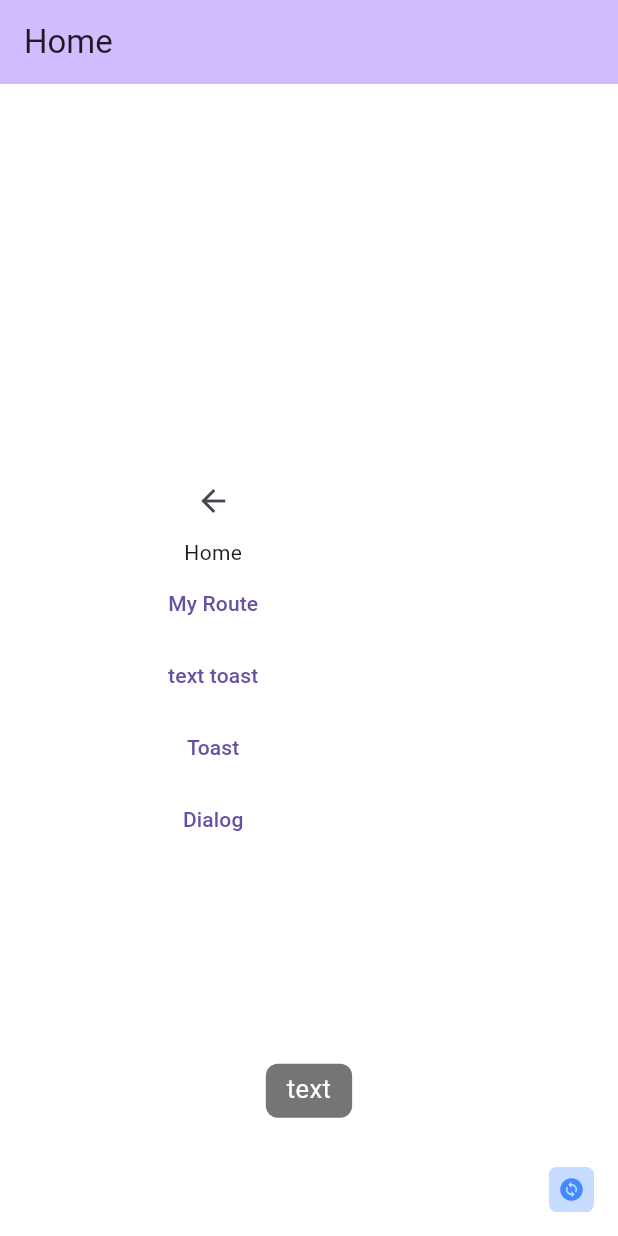
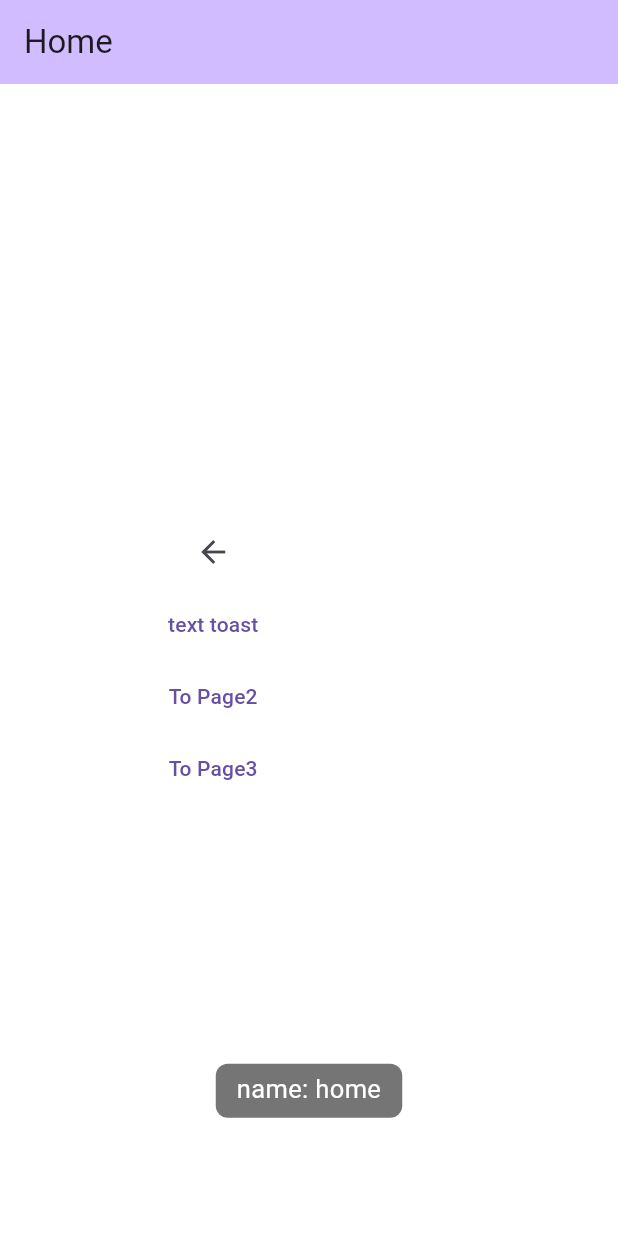
Before and after one commit to armin1440/tree_navigation, a Flutter app: the screen it shows after launch, after a tap on "text toast", on a phone screen of 412 x 824 dp. Run offline on Flutter 3.47's test engine with Material 3 defaults, Android fonts, the phone set to English and light mode, and no system bars; our stand-ins replace bot_toast, get_it, go_router.

Commit message:
used the last version of go router

```diff
--- a/example/lib/main.dart
+++ b/example/lib/main.dart
@@ -2,8 +2,8 @@ import 'package:example/DotButton.dart';
 import 'package:flutter/material.dart';
 import 'package:tree_navigation/tree_navigation.dart';
 
-GlobalKey<NavigatorState> topKey = GlobalKey<NavigatorState>();
-GlobalKey<NavigatorState> shellKey = GlobalKey<NavigatorState>();
+GlobalKey<NavigatorState> topKey = GlobalKey<NavigatorState>(debugLabel: 'TopKey');
+GlobalKey<NavigatorState> shellKey = GlobalKey<NavigatorState>(debugLabel: 'ShellKey');
 
 void main() async {
   runApp(
@@ -23,7 +23,7 @@ class _MyAppState extends State<MyApp> {
   initState() {
     super.initState();
     TreeNavigation.init(
-      useNavigationOne: true,
+      useNavigationOne: false,
       globalKeyList: [topKey, shellKey],
       routeInfoList: Routes.allRoutes,
       routeTreeDefaultPageBuilder: (_, state, child, routeName) => MyCustomTransitionPage(
@@ -59,106 +59,25 @@ class _MyAppState extends State<MyApp> {
   Widget build(BuildContext context) {
     return TreeNavigation.makeMaterialApp(
       navigatorKey: topKey,
-      globalKeyList: [topKey, shellKey],
       routeInfoList: Routes.allRoutes,
       routes: [
         TreeRoute(
-          routeInfo: Routes.home1,
-          pageWidget: MyHomePage(
-            title: 'Home1',
-            color: Colors.indigo,
-            onPressedButton: () => TreeNavigation.navigator.goNamed(Routes.newPage2).then(
-                  (res) => print('Page1 Home Result is : $res'),
+          routeInfo: Routes.home,
+          pageWidget: const MyHomePage(),
         ),
+        TreeRoute(
+          routeInfo: Routes.page3,
+          pageWidget: const Page3(),
         ),
+        TreeShellRoute(
+          navigatorKey: shellKey,
+          pageWidget: (child) => Page1(child: child),
           routes: [
             TreeRoute(
-              routeInfo: Routes.newPage2,
-              pageWidget: MyHomePage(
-                title: 'Sub2',
-                color: Colors.orange,
-                onPressedButton: () {
-                  TreeNavigation.navigator
-                      .openDialog(
-                    dialog: Dialog(
-                      child: Column(
-                        mainAxisSize: MainAxisSize.min,
-                        children: [
-                          Text('Pop Me'),
-                          TextButton(
-                            onPressed: () => TreeNavigation.navigator.pop(result: 'sub2 dialog'),
-                            child: Text('POP'),
-                          ),
-                        ],
-                      ),
-                    ),
-                  )
-                      .then(
-                    (value) {
-                      print('After dialog pop: $value');
-                    },
-                  );
-                },
-                hasPopButton: true,
-              ),
+              routeInfo: Routes.page2,
+              pageWidget: const Page2(),
             )
           ],
-        ),
-        TreeRoute(
-          routeInfo: Routes.home,
-          pageWidget: MyHomePage(
-            title: 'Home',
-            color: Colors.white,
-            onPressedButton: () async =>
-                TreeNavigation.navigator.goNamed(Routes.newPage).then((res) => print('Page Home Result is : $res')),
-          ),
-        ),
-        // TreeRoute(
-        //   routeInfo: Routes.newPage2,
-        //   pageWidget: MyHomePage(
-        //     title: 'Sub2',
-        //     color: Colors.orange,
-        //     onPressedButton: () {
-        //       TreeNavigation.navigator
-        //           .openDialog(
-        //         dialog: Dialog(
-        //           child: Column(
-        //             mainAxisSize: MainAxisSize.min,
-        //             children: [
-        //               Text('Pop Me'),
-        //               TextButton(
-        //                 onPressed: () => TreeNavigation.navigator.pop(result: 'sub2 dialog'),
-        //                 child: Text('POP'),
-        //               ),
-        //               TextButton(
-        //                 onPressed: () => TreeNavigation.navigator.popUntilRoute(verifyCondition: (r) => r.name == Routes.newPage.name),
-        //                 child: Text('Pop Until new page'),
-        //               ),
-        //               TextButton(
-        //                 onPressed: () => TreeNavigation.navigator.popUntilRoute(verifyCondition: (r) => r.name == Routes.home.name),
-        //                 child: Text('POP Until home'),
-        //               ),
-        //             ],
-        //           ),
-        //         ),
-        //       )
-        //           .then((value) {
-        //         print('After dialog pop: $value');
-        //       });
-        //     },
-        //     hasPopButton: true,
-        //   ),
-        // ),
-        TreeRoute(
-          routeInfo: Routes.newPage,
-          pageWidget: MyHomePage(
-            title: 'Sub Shell',
-            color: Colors.pink,
-            hasPopButton: true,
-            onPressedButton: () {
-              TreeNavigation.navigator.goNamed(Routes.newPage2).then((res) => print('Page New Page Result is : $res'));
-            },
-          ),
         ),
       ],
     );
@@ -166,142 +85,175 @@ class _MyAppState extends State<MyApp> {
 }
 
 abstract class Routes {
-  static const RouteInfo home1 = RouteInfo(
-    path: '/h1',
-    name: 'home1',
-    isShellRoute: false,
-  );
   static const RouteInfo home = RouteInfo(
     path: '/',
     name: 'home',
     isShellRoute: false,
   );
-  static const RouteInfo newPage = RouteInfo(
-    path: '/newPage',
-    name: 'newPage',
-    isShellRoute: false,
-  );
-  static const RouteInfo newPage2 = RouteInfo(
-    path: '/newPage2',
-    name: 'newPage2',
+  static const RouteInfo page1 = RouteInfo(
+    path: '/page1',
+    name: 'page1',
     isShellRoute: false,
   );
 
-  static const List<RouteInfo> allRoutes = [home1, home, newPage, newPage2];
+  static const RouteInfo page2 = RouteInfo(
+    path: '/page2',
+    name: 'page2',
+    isShellRoute: false,
+  );
+  static const RouteInfo page3 = RouteInfo(
+    path: '/page3',
+    name: 'page3',
+    isShellRoute: false,
+  );
+
+  static const List<RouteInfo> allRoutes = [page1, home, page2, page3];
 }
 
-class MyHomePage extends StatefulWidget {
+class MyHomePage extends StatelessWidget {
   const MyHomePage({
     super.key,
-    required this.title,
-    this.child,
-    required this.color,
-    required this.onPressedButton,
-    this.hasPopButton = false,
   });
 
-  final String title;
-  final Widget? child;
-  final Color color;
-  final Function onPressedButton;
-  final bool hasPopButton;
-
-  @override
-  State<MyHomePage> createState() => _MyHomePageState();
-}
-
-class _MyHomePageState extends State<MyHomePage> {
   @override
   Widget build(BuildContext context) {
     return Scaffold(
       appBar: AppBar(
         backgroundColor: Theme.of(context).colorScheme.inversePrimary,
-        title: Text(widget.title),
+        title: const Text('Home'),
       ),
-      backgroundColor: widget.color,
+      backgroundColor: Colors.white,
       body: Padding(
         padding: const EdgeInsets.all(100),
         child: Column(
           mainAxisAlignment: MainAxisAlignment.center,
           children: <Widget>[
             BackButton(),
-            if (widget.child != null) widget.child! else Text(widget.title),
-            if (widget.hasPopButton)
-              TextButton(
-                onPressed: () => TreeNavigation.navigator.pop(result: widget.title),
-                child: const Text('Pop'),
-              ),
             TextButton(
               onPressed: () {
-                // print(RouteProvider.of(context)?.name);
-              },
-              child: Text('My Route'),
-            ),
-            TextButton(
-              onPressed: () {
-                TreeNavigation.navigator.showTextToast(text: 'text');
+                String? name = RouteProvider.of(context)?.name;
+                TreeNavigation.navigator.showTextToast(text: 'name: $name');
               },
               child: Text('text toast'),
             ),
             TextButton(
-              onPressed: () => TreeNavigation.navigator.showToast(
-                attachedBuilder: (_) => Transform.scale(
-                  scale: 0.9,
-                  child: Material(
-                    child: GestureDetector(
-                      onTap: () {
-                        TreeNavigation.navigator.removeToasts();
+              onPressed: () {
+                TreeNavigation.navigator.goNamed(Routes.page2);
               },
-                      child: AbsorbPointer(
-                        child: Material(
-                          child: Text('yo'),
-                        ),
-                      ),
-                    ),
-                  ),
-                ),
-                duration: Duration(seconds: (5)),
-                target: const Offset(500, 20),
-              ),
-              child: Text('Toast'),
-            ),
-
-            if (widget.title == 'Home')
-              TextButton(
-                onPressed: () {
-                  TreeNavigation.navigator
-                      .openDialog(
-                          dialog: Dialog(
-                        child: Column(
-                          mainAxisSize: MainAxisSize.min,
-                          children: [
-                            Text('Pop Me'),
-                            TextButton(
-                              onPressed: () => TreeNavigation.navigator.pop(result: 'home dialog'),
-                              child: Text('POP'),
+              child: const Text('To Page2'),
             ),
             TextButton(
               onPressed: () {
-                                TreeNavigation.navigator
-                                    .goNamed(Routes.newPage)
-                                    .then((v) => print('In home dialog, sub pop result is: $v'));
+                TreeNavigation.navigator.goNamed(Routes.page3);
               },
-                              child: Text('To Sub'),
-                            ),
-                          ],
-                        ),
-                      ))
-                      .then((value) => print('dialog result: $value'));
-                },
-                child: Text('Dialog'),
+              child: const Text('To Page3'),
             ),
           ],
         ),
       ),
-      floatingActionButton: DotButton(
-        onPressed: () async => await widget.onPressedButton(),
-        child: const Icon(Icons.change_circle),
+    );
+  }
+}
+
+class Page1 extends StatelessWidget {
+  const Page1({
+    super.key,
+    required this.child,
+  });
+
+  final Widget child;
+
+  @override
+  Widget build(BuildContext context) {
+    return Scaffold(
+      appBar: AppBar(
+        backgroundColor: Theme.of(context).colorScheme.inversePrimary,
+        title: const Text('Page1'),
+      ),
+      backgroundColor: Colors.green,
+      body: Container(
+        alignment: Alignment.center,
+        padding: const EdgeInsets.all(100),
+        child: child,
       ),
     );
   }
 }
+
+class Page2 extends StatelessWidget {
+  const Page2({
+    super.key,
+  });
+
+  @override
+  Widget build(BuildContext context) {
+    return Scaffold(
+      appBar: AppBar(
+        backgroundColor: Theme.of(context).colorScheme.inversePrimary,
+        title: const Text('Page2'),
+      ),
+      backgroundColor: Colors.yellow,
+      body: Padding(
+        padding: const EdgeInsets.all(100),
+        child: Column(
+          mainAxisAlignment: MainAxisAlignment.center,
+          children: <Widget>[
+            const BackButton(),
+            TextButton(
+              onPressed: () {
+                String? name = RouteProvider.of(context)?.name;
+                TreeNavigation.navigator.showTextToast(text: 'name: $name');
+              },
+              child: const Text('Name'),
+            ),
+            TextButton(
+              onPressed: () {
+                TreeNavigation.navigator.goNamed(Routes.home);
+              },
+              child: const Text('to home'),
+            ),
+          ],
+        ),
+      ),
+    );
+  }
+}
+
+class Page3 extends StatelessWidget {
+  const Page3({
+    super.key,
+  });
+
+  @override
+  Widget build(BuildContext context) {
+    return Scaffold(
+      appBar: AppBar(
+        backgroundColor: Theme.of(context).colorScheme.inversePrimary,
+        title: const Text('Page3'),
+      ),
+      backgroundColor: Colors.blue,
+      body: Padding(
+        padding: const EdgeInsets.all(100),
+        child: Column(
+          mainAxisAlignment: MainAxisAlignment.center,
+          children: <Widget>[
+            const BackButton(),
+            TextButton(
+              onPressed: () {
+                String? name = RouteProvider.of(context)?.name;
+                TreeNavigation.navigator.showTextToast(text: 'name: $name');
+              },
+              child: const Text('Name'),
+            ),
+            TextButton(
+              onPressed: () {
+                TreeNavigation.navigator.goNamed(Routes.home);
+              },
+              child: const Text('to home'),
+            ),
+          ],
+        ),
+      ),
+    );
+  }
+}
--- a/example/pubspec.yaml
+++ b/example/pubspec.yaml
@@ -10,6 +10,7 @@ environment:
 dependencies:
   flutter:
     sdk: flutter
+  go_router: ^14.8.1
   tree_navigation:
     path: ..
 
--- a/lib/src/route_tree.dart
+++ b/lib/src/route_tree.dart
@@ -112,6 +112,7 @@ class RouteTree implements GoRouter {
     Map<String, String> pathParameters = const <String, String>{},
     Map<String, dynamic> queryParameters = const <String, dynamic>{},
     Object? extra,
+    String? fragment,
   }) {
     router.goNamed(
       name,
@@ -126,6 +127,7 @@ class RouteTree implements GoRouter {
     String name, {
     Map<String, String> pathParameters = const <String, String>{},
     Map<String, dynamic> queryParameters = const <String, dynamic>{},
+    String? fragment,
   }) {
     return router.namedLocation(
       name,
@@ -209,5 +211,5 @@ class RouteTree implements GoRouter {
   }
 
   @override
-  GoRouterState? get state => router.state;
+  GoRouterState get state => router.state;
 }
--- a/lib/src/tree_material_app.dart
+++ b/lib/src/tree_material_app.dart
@@ -114,7 +114,6 @@ abstract class TreeNavigation {
     List<NavigatorObserver>? observers,
     bool debugLogDiagnostics = false,
     required GlobalKey<NavigatorState> navigatorKey,
-    required List<GlobalKey<NavigatorState>> globalKeyList,
     String? routerRestorationScopeId,
     bool requestFocus = true,
   }) {
--- a/pubspec.yaml
+++ b/pubspec.yaml
@@ -12,7 +12,7 @@ dependencies:
     sdk: flutter
 
   bot_toast: ^4.1.3
-  go_router: ^14.6.3
+  go_router: ^14.8.1
   get_it: ^8.0.3
 
 dev_dependencies:
```
Also changed, not shown: lib/src/navigation_two_service.dart (+7 -4 lines), lib/src/tree_shell_route.dart (+8 -3 lines), example/pubspec.lock, pubspec.lock. Lines whose indentation alone changed are shown as unchanged.
